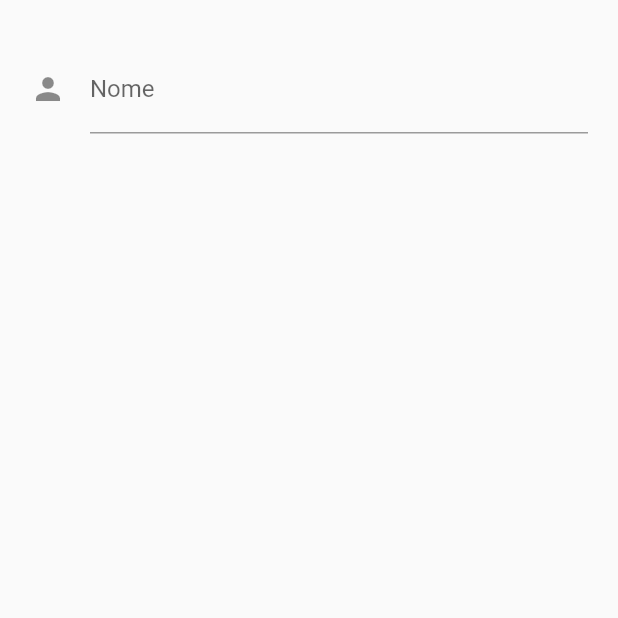
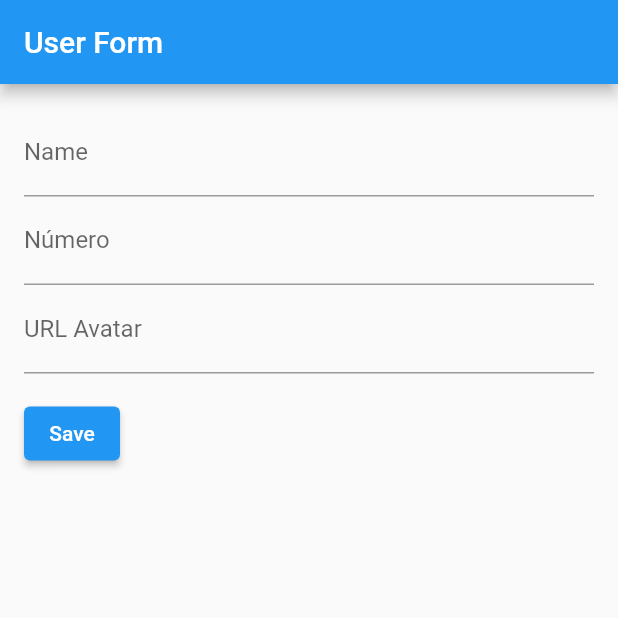
Before and after one commit to Mateus-IC1101/APPLICATION_CONTACT_LIST, a Flutter app: the UserCreate screen opened directly, on a phone screen of 412 x 824 dp, the top half of it. Run offline on Flutter 3.47's test engine with Material 2 defaults, Android fonts, the phone set to English and light mode, and no system bars; network calls fail.

Commit message:
[GERÊNCIA DE ESTADO NATIVA | HOME ALTERAÇÃO | NOVO ATRIBUTOS PARA CLASSE USER]
modificação na classe user, adicionando novos atributos | mudança geral no path dos arquivos | adicionado gerência de estado changenotifier e etc..

```diff
--- a/lib/components/user_tile.dart
+++ b/lib/components/user_tile.dart
@@ -1,11 +1,9 @@
-import 'dart:convert';
-
-import 'package:app_loja/models/user.dart';
+import 'package:contanto/models/user.dart';
 import 'package:flutter/material.dart';
 
 class UserTile extends StatefulWidget {
-  UserTile(this.user);
   final User user;
+  UserTile({required this.user});
 
   @override
   State<UserTile> createState() => _UserTileState();
@@ -13,21 +11,22 @@ class UserTile extends StatefulWidget {
 
 class _UserTileState extends State<UserTile> {
   List<int> selecionados = [];
+
   @override
   Widget build(BuildContext context) {
     var item_selecionado = int.parse(widget.user.id.toString());
-
-    var avatar = widget.user.url_avatar == null ||
-            widget.user.url_avatar.isEmpty
+    var avatar = widget.user.url_avatar!.isEmpty
         ? CircleAvatar(child: Icon(Icons.person))
-        : CircleAvatar(backgroundImage: NetworkImage(widget.user.url_avatar));
-    final name = Text('${widget.user.name}');
+        : CircleAvatar(backgroundImage: NetworkImage(widget.user.url_avatar!));
+    final name = Text('${widget.user.nome}');
 
     final id = Text('# ${widget.user.id.toString()}');
 
     final numero = Text('${widget.user.numero}');
 
-    return ListTile(
+    return Column(
+      children: [
+        ListTile(
           selected: selecionados.contains(item_selecionado) ? true : false,
           selectedTileColor: Color.fromARGB(82, 89, 199, 79),
           onLongPress: () {
@@ -57,6 +56,8 @@ class _UserTileState extends State<UserTile> {
           ),
           onTap: () => {},
           enabled: true,
+        )
+      ],
     );
   }
 }
--- /dev/null
+++ b/lib/data/users_data.dart
@@ -0,0 +1,65 @@
+import 'package:contanto/models/user.dart';
+import 'package:flutter/foundation.dart';
+import 'package:flutter/material.dart';
+
+class UsersData extends ChangeNotifier {
+  List<User> _users = [
+    const User(
+      id: 1,
+      nome: 'Ramon',
+      numero: '(86) 99522-0175',
+      favorito: '',
+      email: '',
+      url_avatar:
+          'https://e7.pngegg.com/pngimages/799/987/png-clipart-computer-icons-avatar-icon-design-avatar-heroes-computer-wallpaper-thumbnail.png',
+    ),
+    const User(
+        id: 2,
+        nome: 'Bruna',
+        numero: '(86) 9877-5541',
+        favorito: '',
+        email: '',
+        url_avatar: ""),
+    const User(
+        id: 3,
+        nome: 'Caique',
+        numero: '(86) 98822-0175',
+        favorito: '',
+        email: '',
+        url_avatar:
+            'https://encrypted-tbn0.gstatic.com/images?q=tbn:ANd9GcQvgrGLamCbgFsBx98useiHyieLCyoVc81vcWU6XVo&s'),
+    const User(
+        id: 4,
+        nome: 'Bianca',
+        numero: '(86) 96622-0011',
+        favorito: '',
+        email: '',
+        url_avatar: "")
+  ];
+
+  List<User> get Users => _users;
+
+  void addUser(
+      {required nome,
+      required String numero,
+      required String favorito,
+      required String email,
+      required String url_avatar}) {
+    _users.add(User(
+        id: _users.length + 1,
+        nome: nome,
+        numero: numero,
+        favorito: favorito,
+        email: email,
+        url_avatar: url_avatar));
+    notifyListeners();
+  }
+
+  void removeUser(int id) {
+    int index = _users.indexWhere((user) => user.id == id);
+    if (index != -1) {
+      _users.removeAt(index);
+      notifyListeners();
+    }
+  }
+}
--- a/lib/models/user.dart
+++ b/lib/models/user.dart
@@ -1,15 +1,17 @@
-import 'package:flutter/material.dart';
-
 class User {
-  final int? id;
-  final String name;
+  final int id;
+  final String nome;
   final String numero;
-  final String url_avatar;
+  final String favorito;
+  final String email;
+  final String? url_avatar;
 
   const User({
     required this.id,
-    required this.name,
+    required this.nome,
     required this.numero,
-    required this.url_avatar,
+    required this.favorito,
+    required this.email,
+    this.url_avatar,
   });
 }
--- a/lib/views/user_create.dart
+++ b/lib/views/user_create.dart
@@ -1,30 +1,108 @@
-import 'package:flutter/cupertino.dart';
+import 'package:contanto/data/users_data.dart';
 import 'package:flutter/material.dart';
-import 'package:flutter/src/foundation/key.dart';
-import 'package:flutter/src/widgets/framework.dart';
+import 'package:provider/provider.dart';
 
 class UserCreate extends StatefulWidget {
-  UserCreate({Key? key}) : super(key: key);
-
   @override
-  State<UserCreate> createState() => _UserCreateState();
+  _UserCreateState createState() => _UserCreateState();
 }
 
 class _UserCreateState extends State<UserCreate> {
+  late UsersData usersData;
+  final _formKey = GlobalKey<FormState>();
+  int? _id;
+  String? _nome;
+  String? _numero;
+  String? _urlAvatar;
+
   @override
-  TextFormField input_nome = TextFormField(
-      keyboardType: TextInputType.text,
-      decoration: InputDecoration(
-        icon: Icon(Icons.person),
-        hintText: 'Nome',
-        labelText: 'Nome',
-      ));
+  void initState() {
+    super.initState();
+    usersData = context.read<UsersData>();
+  }
 
+  void _submitForm() {
+    if (_formKey.currentState!.validate()) {
+      print('ID: $_id');
+      print('Name: $_nome');
+      print('Número: $_numero');
+      print('URL Avatar: $_urlAvatar');
+      usersData.addUser(
+          nome: 'name',
+          numero: 'ss',
+          favorito: '',
+          email: '',
+          url_avatar: 'url_avatar');
+    }
+  }
+
+  @override
   Widget build(BuildContext context) {
-    return Padding(
-        padding: EdgeInsets.fromLTRB(20, 30, 20, 5),
-        child: Column(
-          children: [input_nome],
-        ));
+    return Scaffold(
+      appBar: AppBar(
+        title: Text('User Form'),
+      ),
+      body: Padding(
+        padding: const EdgeInsets.all(16.0),
+        child: Form(
+          key: _formKey,
+          child: Column(
+            crossAxisAlignment: CrossAxisAlignment.start,
+            children: [
+              TextFormField(
+                initialValue: _nome,
+                decoration: InputDecoration(labelText: 'Name'),
+                validator: (value) {
+                  if (value!.isEmpty) {
+                    return 'Please enter a name';
+                  }
+                  return null;
+                },
+                onSaved: (value) {
+                  _nome = value!;
+                },
+              ),
+              TextFormField(
+                initialValue: _numero,
+                decoration: InputDecoration(labelText: 'Número'),
+                validator: (value) {
+                  if (value!.isEmpty) {
+                    return 'Please enter a number';
+                  }
+                  return null;
+                },
+                onSaved: (value) {
+                  _numero = value!;
+                },
+              ),
+              TextFormField(
+                initialValue: _urlAvatar,
+                decoration: InputDecoration(labelText: 'URL Avatar'),
+                validator: (value) {
+                  if (value!.isEmpty) {
+                    return 'Please enter an avatar URL';
+                  }
+                  return null;
+                },
+                onSaved: (value) {
+                  _urlAvatar = value!;
+                },
+              ),
+              SizedBox(height: 16.0),
+              ElevatedButton(
+                onPressed: _submitForm,
+                child: Text('Save'),
+              ),
+            ],
+          ),
+        ),
+      ),
+    );
   }
 }
+
+void main() {
+  runApp(MaterialApp(
+    home: UserCreate(),
+  ));
+}
--- a/pubspec.yaml
+++ b/pubspec.yaml
@@ -33,6 +33,7 @@ dependencies:
   # The following adds the Cupertino Icons font to your application.
   # Use with the CupertinoIcons class for iOS style icons.
   cupertino_icons: ^1.0.2
+  provider: ^6.0.5
 
 dev_dependencies:
   flutter_test:
```
Also changed, not shown: lib/data/dumpy_users.dart (deleted, +0 -19 lines), lib/main.dart (+11 -3 lines), lib/views/home.page.dart (added, +58 -0 lines), lib/views/user_lis.dart (+28 -50 lines), pubspec.lock, 19 other files. Lines whose indentation alone changed are shown as unchanged.
